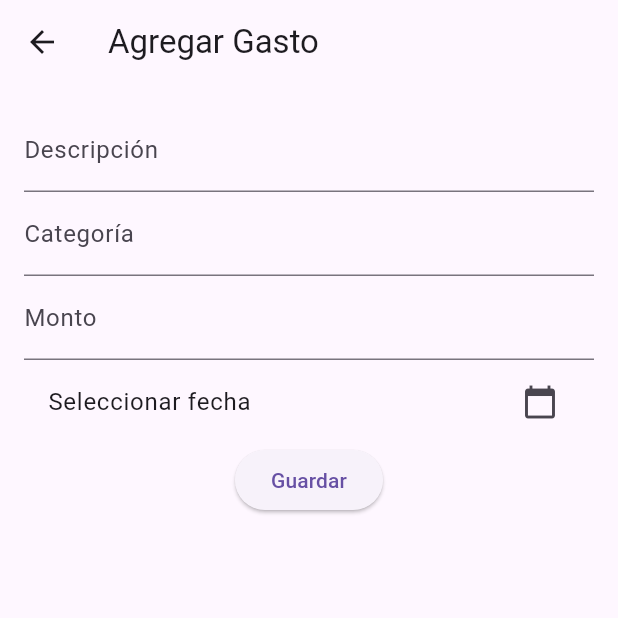
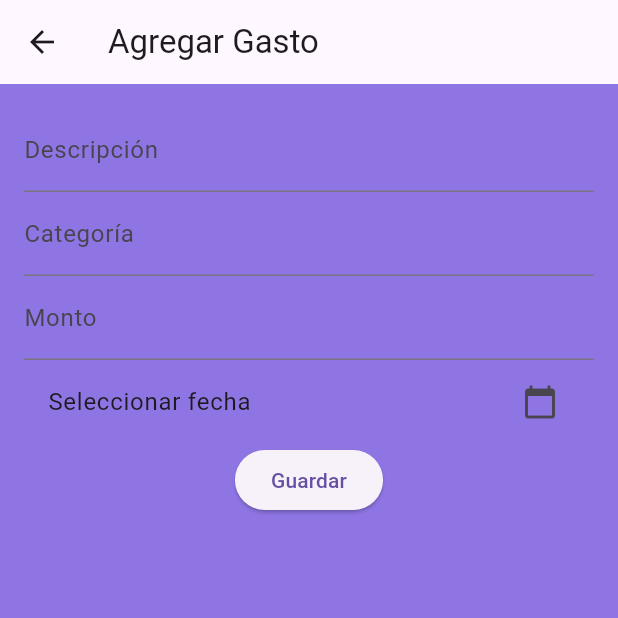
Before and after one commit to lagartoman/CONTROL_GASTOS, a Flutter app: the screen it shows after launch, after a tap on the "add" icon, on a phone screen of 412 x 824 dp, the top half of it. Run offline on Flutter 3.47's test engine with Material 3 defaults, Android fonts, the phone set to English and light mode, and no system bars; our stand-ins replace sqflite; accounts and stored records are empty.

Commit message:
Cambio de colores a las pantallas

```diff
--- a/lib/main.dart
+++ b/lib/main.dart
@@ -12,7 +12,16 @@ class MiApp extends StatelessWidget {
   Widget build(BuildContext context) {
     return MaterialApp(
       title: 'Control de Gastos',
-      theme: ThemeData(primarySwatch: Colors.teal),
+      theme: ThemeData(// Color de fondo global
+        scaffoldBackgroundColor: const Color.fromARGB(255, 143, 117, 228), // Fondo claro
+        // Tema de texto global
+        textTheme: const TextTheme(
+          bodyLarge: TextStyle(color: Color.fromARGB(221, 199, 248, 4)), // Texto principal
+          bodyMedium: TextStyle(color: Color.fromARGB(157, 101, 250, 2)), // Texto secundario
+        ),
+        // Color primario (botones, AppBar, etc.)
+        primarySwatch: Colors.teal,
+      ),
       home: const HomeScreen(),
     );
   }
```
